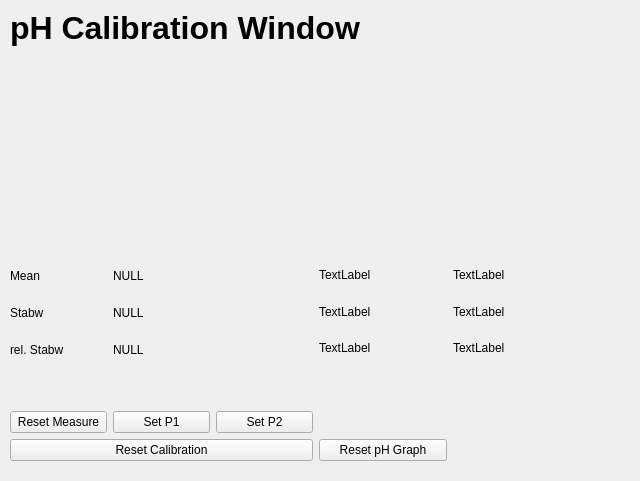
The window that UI/pH_Calibration.ui (aragon0013/Algea-PBR-Controler) describes before a commit, drawn with Qt 5.
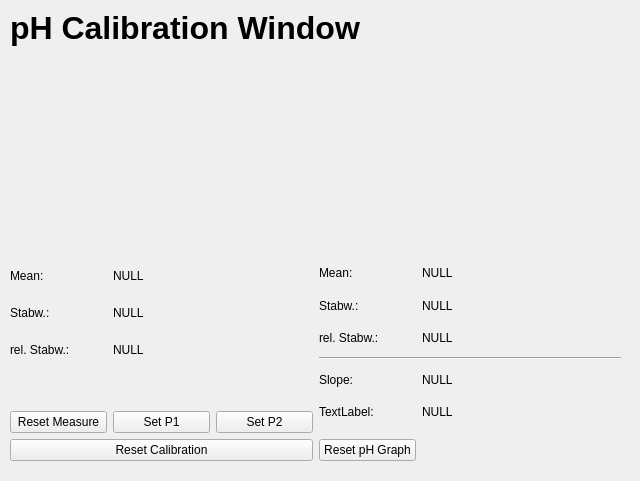
The same window after the commit.

Commit message:
implemented pH Calibration
and some changes

Diff of the .ui file:
```diff
--- a/UI/pH_Calibration.ui
+++ b/UI/pH_Calibration.ui
@@ -54,7 +54,7 @@
           <item row="2" column="0">
            <widget class="QLabel" name="label_v_relstabw_text">
             <property name="text">
-             <string>rel. Stabw</string>
+             <string>rel. Stabw.:</string>
             </property>
            </widget>
           </item>
@@ -82,7 +82,7 @@
           <item row="1" column="0">
            <widget class="QLabel" name="label_v_stabw_text">
             <property name="text">
-             <string>Stabw</string>
+             <string>Stabw.:</string>
             </property>
            </widget>
           </item>
@@ -96,7 +96,7 @@
           <item row="0" column="0">
            <widget class="QLabel" name="label_v_mean_text">
             <property name="text">
-             <string>Mean</string>
+             <string>Mean:</string>
             </property>
            </widget>
           </item>
@@ -148,71 +148,78 @@
         </item>
         <item>
          <layout class="QGridLayout" name="gridLayout_2">
-          <item row="1" column="1">
-           <widget class="QLabel" name="label_ph_stabw_value">
-            <property name="text">
-             <string>TextLabel</string>
-            </property>
-           </widget>
-          </item>
-          <item row="1" column="0">
-           <widget class="QLabel" name="label_ph_stabw_text">
-            <property name="text">
-             <string>TextLabel</string>
-            </property>
-           </widget>
-          </item>
           <item row="2" column="0">
            <widget class="QLabel" name="label_ph_relstabw_text">
             <property name="text">
-             <string>TextLabel</string>
+             <string>rel. Stabw.:</string>
             </property>
            </widget>
           </item>
-          <item row="2" column="1">
-           <widget class="QLabel" name="label_ph_relstabw_value">
+          <item row="4" column="1">
+           <widget class="QLabel" name="label_ph_slope_value">
             <property name="text">
-             <string>TextLabel</string>
+             <string>NULL</string>
+            </property>
+           </widget>
+          </item>
+          <item row="4" column="0">
+           <widget class="QLabel" name="label_ph_slope_text">
+            <property name="text">
+             <string>Slope:</string>
+            </property>
+           </widget>
+          </item>
+          <item row="6" column="0">
+           <spacer name="verticalSpacer_2">
+            <property name="orientation">
+             <enum>Qt::Orientation::Vertical</enum>
+            </property>
+            <property name="sizeType">
+             <enum>QSizePolicy::Policy::Fixed</enum>
+            </property>
+            <property name="sizeHint" stdset="0">
+             <size>
+              <width>20</width>
+              <height>8</height>
+             </size>
+            </property>
+           </spacer>
+          </item>
+          <item row="0" column="0">
+           <widget class="QLabel" name="label_ph_mean_text">
+            <property name="text">
+             <string>Mean:</string>
+            </property>
+           </widget>
+          </item>
+          <item row="1" column="0">
+           <widget class="QLabel" name="label_ph_stabw_text">
+            <property name="text">
+             <string>Stabw.:</string>
+            </property>
+           </widget>
+          </item>
+          <item row="5" column="0">
+           <widget class="QLabel" name="label_ph_offset_text">
+            <property name="text">
+             <string>TextLabel:</string>
             </property>
            </widget>
           </item>
           <item row="0" column="1">
            <widget class="QLabel" name="label_ph_mean_value">
             <property name="text">
-             <string>TextLabel</string>
+             <string>NULL</string>
             </property>
            </widget>
           </item>
-          <item row="4" column="0">
+          <item row="7" column="0">
            <widget class="QPushButton" name="pushButton_reset_ph">
             <property name="text">
              <string>Reset pH Graph</string>
             </property>
            </widget>
           </item>
-          <item row="0" column="0">
-           <widget class="QLabel" name="label_ph_mean_text">
-            <property name="text">
-             <string>TextLabel</string>
-            </property>
-           </widget>
-          </item>
-          <item row="3" column="0">
-           <spacer name="verticalSpacer_2">
-            <property name="orientation">
-             <enum>Qt::Orientation::Vertical</enum>
-            </property>
-            <property name="sizeType">
-             <enum>QSizePolicy::Policy::Preferred</enum>
-            </property>
-            <property name="sizeHint" stdset="0">
-             <size>
-              <width>20</width>
-              <height>70</height>
-             </size>
-            </property>
-           </spacer>
-          </item>
           <item row="1" column="2">
            <spacer name="horizontalSpacer">
             <property name="orientation">
@@ -229,6 +236,34 @@
             </property>
            </spacer>
           </item>
+          <item row="2" column="1">
+           <widget class="QLabel" name="label_ph_relstabw_value">
+            <property name="text">
+             <string>NULL</string>
+            </property>
+           </widget>
+          </item>
+          <item row="1" column="1">
+           <widget class="QLabel" name="label_ph_stabw_value">
+            <property name="text">
+             <string>NULL</string>
+            </property>
+           </widget>
+          </item>
+          <item row="5" column="1">
+           <widget class="QLabel" name="label_ph_offset_value">
+            <property name="text">
+             <string>NULL</string>
+            </property>
+           </widget>
+          </item>
+          <item row="3" column="0" colspan="3">
+           <widget class="Line" name="line">
+            <property name="orientation">
+             <enum>Qt::Orientation::Horizontal</enum>
+            </property>
+           </widget>
+          </item>
          </layout>
         </item>
        </layout>
```
The commit also changes 7 other files.
